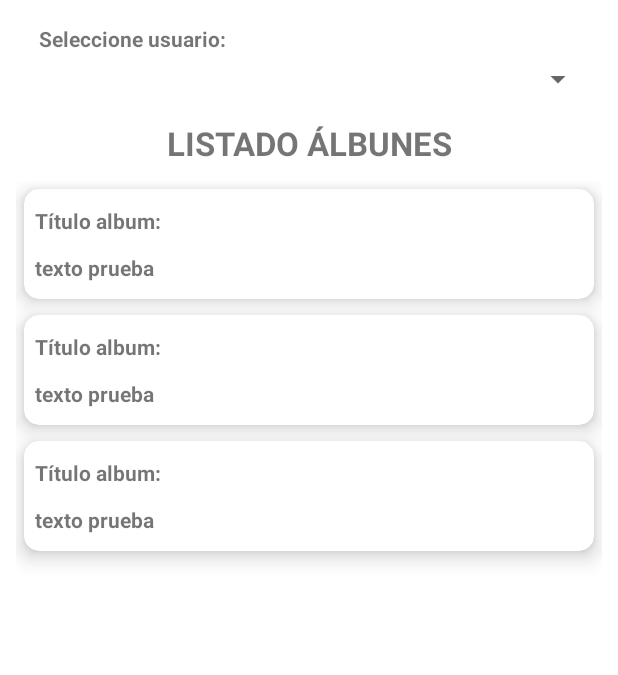
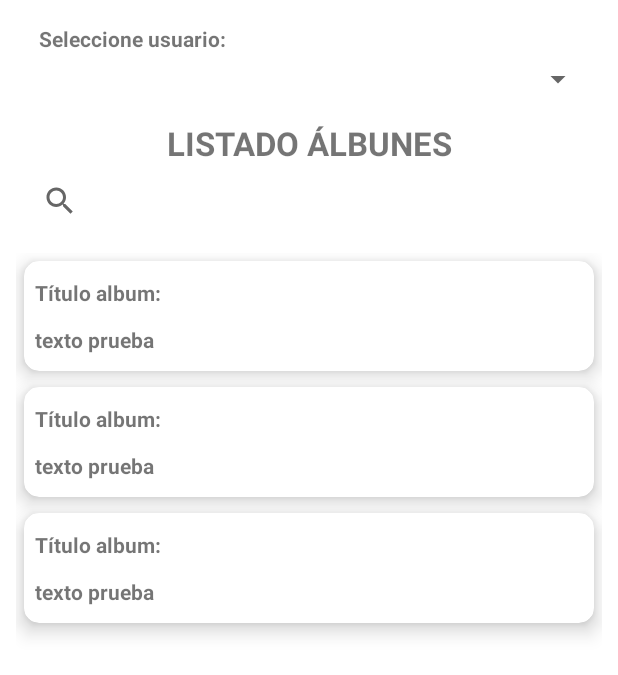
Before and after one commit to Jmarser/App_practicas01, an Android app: the layout fragment_albunes.xml on its own in the app's theme, with its tools: preview values and no code run, on a phone screen of 412 x 824 dp. Shown: the top 675 px of the screen. Run offline under Robolectric (Android 15) with nearby library versions, the phone set to English and light mode, and no system bars.

Commit message:
implement searchView
implementación de searchView en AlbumesFragment

```diff
--- a/app/src/main/res/layout/fragment_albunes.xml
+++ b/app/src/main/res/layout/fragment_albunes.xml
@@ -46,6 +46,17 @@
         app:layout_constraintStart_toStartOf="parent"
         app:layout_constraintTop_toBottomOf="@+id/spn_autores" />
 
+    <androidx.appcompat.widget.SearchView
+        android:id="@+id/search_album"
+        android:layout_width="match_parent"
+        android:layout_height="wrap_content"
+        android:layout_marginStart="16dp"
+        android:layout_marginEnd="16dp"
+        android:hint="Buscar por nombre"
+        app:layout_constraintEnd_toEndOf="parent"
+        app:layout_constraintStart_toStartOf="parent"
+        app:layout_constraintTop_toBottomOf="@+id/textView_cabeceraAlbunes" />
+
     <androidx.swiperefreshlayout.widget.SwipeRefreshLayout
         android:id="@+id/srl_albunes"
         android:layout_width="0dp"
@@ -54,7 +65,7 @@
         app:layout_constraintBottom_toBottomOf="parent"
         app:layout_constraintEnd_toEndOf="parent"
         app:layout_constraintStart_toStartOf="parent"
-        app:layout_constraintTop_toBottomOf="@+id/textView_cabeceraAlbunes" >
+        app:layout_constraintTop_toBottomOf="@+id/search_album" >
 
         <androidx.recyclerview.widget.RecyclerView
             android:id="@+id/rv_albunes"
```
Also changed, not shown: app/src/main/java/com/jmarser/app_practicas01/albunes/adapters/AlbumAdapter.java (+21 -4 lines), app/src/main/java/com/jmarser/app_practicas01/albunes/view/AlbunesFragment.java (+21 -1 lines).
